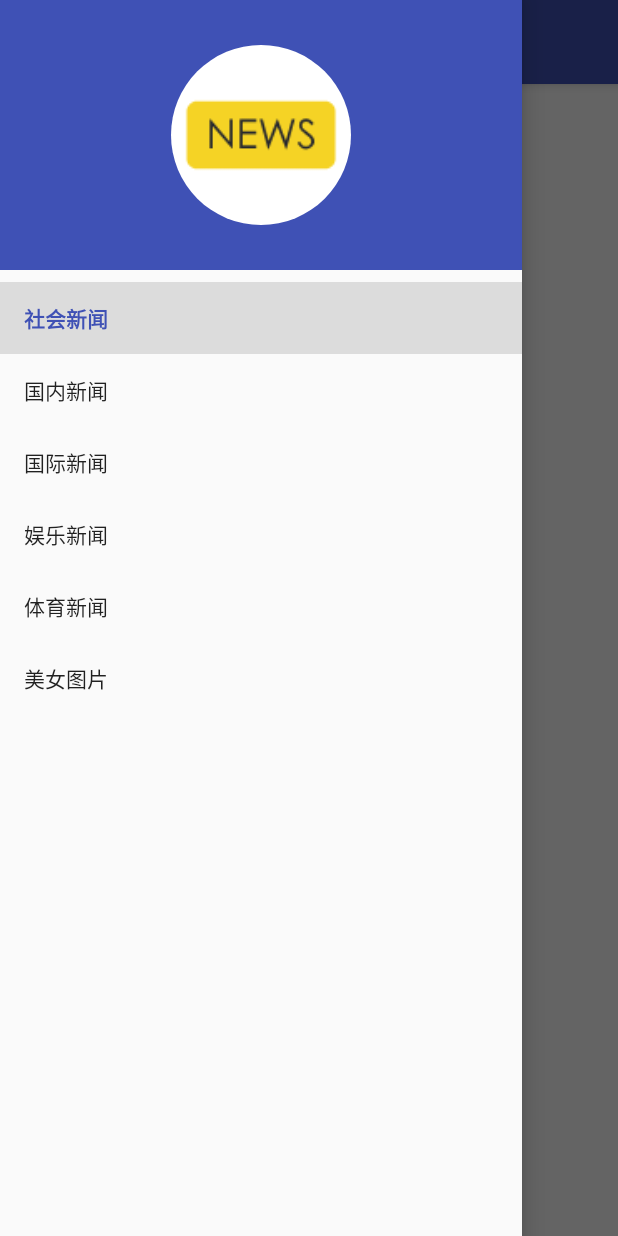
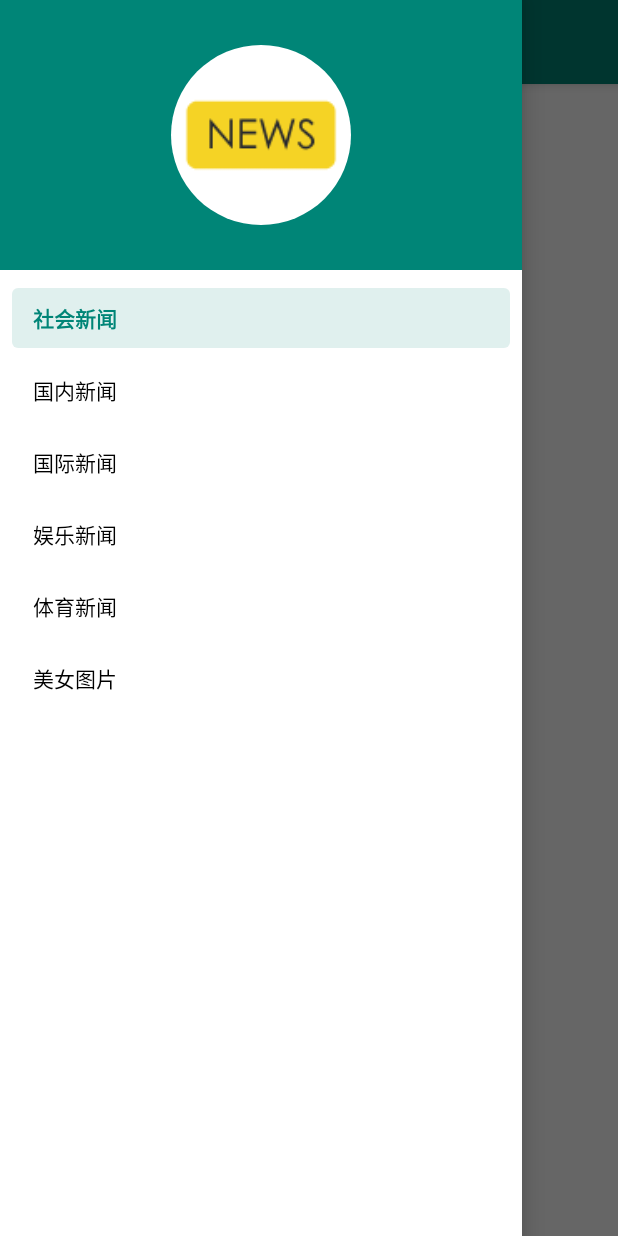
Before and after one commit to Mr-Cai/News, an Android app: the screen it shows after launch (MainActivity), with the side drawer open, on a phone screen of 412 x 824 dp. Run offline under Robolectric (Android 15) with nearby library versions, the light colour scheme and no system bars; our stand-ins replace CircleImageView; pictures from the network do not load.

Commit message:
代码结构优化1.0.2

```diff
--- a/app/src/main/java/com/news/MainActivity.kt
+++ b/app/src/main/java/com/news/MainActivity.kt
@@ -1,12 +1,10 @@
 package com.news
 
-import android.content.Intent
 import android.os.Bundle
 import android.view.MenuItem
-import android.view.View
-import android.widget.AdapterView
 import androidx.appcompat.app.AppCompatActivity
 import androidx.core.view.GravityCompat
+import androidx.recyclerview.widget.LinearLayoutManager
 import com.google.android.material.snackbar.Snackbar
 import com.google.gson.Gson
 import kotlinx.android.synthetic.main.activity_main.*
@@ -16,7 +14,7 @@ import java.util.*
 
 class MainActivity : AppCompatActivity() {
     private val titleList = ArrayList<Title>()
-    lateinit var adapter: TitleAdapter
+    lateinit var adapter: NewsAdapter
     override fun onCreate(savedInstanceState: Bundle?) {
         super.onCreate(savedInstanceState)
         setContentView(R.layout.activity_main)
@@ -26,17 +24,10 @@ class MainActivity : AppCompatActivity() {
         actionBar.setHomeAsUpIndicator(R.drawable.ic_menu)
         actionBar.setDisplayShowTitleEnabled(true)
         actionBar.title = ITEM_SOCIETY
-        adapter = TitleAdapter(this, R.layout.news_item, titleList)
-        listView!!.adapter = adapter
-        listView!!.onItemClickListener = object : AdapterView.OnItemClickListener {
-            var intent = Intent(this@MainActivity, ContentActivity::class.java)
-            override fun onItemClick(parent: AdapterView<*>, view: View, position: Int, id: Long) {
-                val title = titleList[position]
-                intent.putExtra("title", actionBar.title)
-                intent.putExtra("uri", title.uri)
-                startActivity(intent)
-            }
-        }
+        adapter = NewsAdapter(titleList)
+        newsRecycler!!.adapter = adapter
+        newsRecycler.layoutManager = LinearLayoutManager(this)
+
         navigationView.setCheckedItem(R.id.nav_society)
         navigationView.setNavigationItemSelectedListener { item ->
             when (item.itemId) {
@@ -73,21 +64,22 @@ class MainActivity : AppCompatActivity() {
         OkHttpClient().newCall(Request.Builder().url(response(itemName)).build())
                 .enqueue(object : Callback {
                     override fun onFailure(call: Call, e: IOException) {
-                        Snackbar.make(listView!!, e.toString(), 2000).show()
+                        Snackbar.make(newsRecycler, e.toString(), 2000).show()
                     }
 
                     override fun onResponse(call: Call, response: Response) {
-                        val responseText = response.body()!!.string()
-                        val newsList = Gson().fromJson(responseText, NewsList::class.java)
+                        val newsList = Gson().fromJson(response.body()!!.string(),
+                                NewsList::class.java)
                         titleList.clear()
                         for (news in newsList.newsList!!) {
-                            val title = Title(news.title!!, news.description!!, news.picUrl!!, news.url!!)
+                            val title = Title(news.title!!, news.description!!, news.ctime!!,
+                                    news.picUrl!!, news.url!!)
                             titleList.add(title)
                         }
                         runOnUiThread {
                             adapter.notifyDataSetChanged()
-                            listView!!.setSelection(0)
-                            refreshLayout!!.isRefreshing = false
+//                            listView.setSelection(0)
+                            refreshLayout.isRefreshing = false
                         }
                     }
                 })
@@ -108,7 +100,7 @@ class MainActivity : AppCompatActivity() {
         return address
     }
 
-    private fun parseString(text: String): String { //通过 actionbar.getTitle() 的参数，返回对应的 ItemName
+    private fun parseString(text: String): String { //通过 actionbar.getTitleTxT() 的参数，返回对应的 ItemName
         when (text) {
             ITEM_SOCIETY -> ITEM_SOCIETY
             ITEM_COUNTY -> ITEM_COUNTY
--- a/app/src/main/java/com/news/News.kt
+++ b/app/src/main/java/com/news/News.kt
@@ -1,7 +1,7 @@
 package com.news
 
 class News {
-    var time: String? = null
+    var ctime: String? = null
     var title: String? = null
     var description: String? = null
     var picUrl: String? = null
--- a/app/src/main/java/com/news/NewsList.kt
+++ b/app/src/main/java/com/news/NewsList.kt
@@ -4,7 +4,6 @@ import com.google.gson.annotations.SerializedName
 
 class NewsList {
     var code: Int = 0
-    var msg: String? = null
     @SerializedName("newslist")//json数组名需要序列化
     var newsList: List<News>? = null
 }
--- a/app/src/main/java/com/news/Title.kt
+++ b/app/src/main/java/com/news/Title.kt
@@ -1,3 +1,4 @@
 package com.news
 
-class Title(val title: String, val descr: String, val imageUrl: String, val uri: String)
+class Title(val title: String, val descr: String, val time: String,
+            val imageUrl: String, val uri: String)
--- a/app/src/main/res/layout/activity_main.xml
+++ b/app/src/main/res/layout/activity_main.xml
@@ -11,6 +11,7 @@
 
         <com.google.android.material.appbar.AppBarLayout
             android:layout_width="match_parent"
+            android:theme="@style/ThemeOverlay.AppCompat.Dark.ActionBar"
             android:layout_height="wrap_content">
 
             <androidx.appcompat.widget.Toolbar
@@ -18,8 +19,8 @@
                 android:layout_width="match_parent"
                 android:layout_height="?attr/actionBarSize"
                 android:background="@color/colorPrimary"
-                app:contentInsetStart="0dp"
-                app:titleTextColor="@color/color_White" />
+                app:popupTheme="@style/ThemeOverlay.AppCompat.Light"
+                app:contentInsetStart="0dp" />
 
 
         </com.google.android.material.appbar.AppBarLayout>
@@ -31,12 +32,10 @@
             android:layout_height="match_parent"
             app:layout_behavior="@string/appbar_scrolling_view_behavior">
 
-            <ListView
-                android:id="@+id/listView"
+            <androidx.recyclerview.widget.RecyclerView
+                android:id="@+id/newsRecycler"
                 android:layout_width="match_parent"
-                android:layout_height="match_parent"
-                android:divider="@color/color_Background"
-                android:dividerHeight="1dp" />
+                android:layout_height="match_parent" />
         </androidx.swiperefreshlayout.widget.SwipeRefreshLayout>
     </androidx.coordinatorlayout.widget.CoordinatorLayout>
 
--- a/app/src/main/res/layout/nav_header.xml
+++ b/app/src/main/res/layout/nav_header.xml
@@ -17,6 +17,6 @@
         android:layout_width="wrap_content"
         android:layout_height="wrap_content"
         android:layout_alignParentBottom="true"
-        android:textColor="@color/color_White"
+        android:textColor="@android:color/white"
         android:textSize="14sp" />
 </RelativeLayout>
--- a/app/src/main/res/values/colors.xml
+++ b/app/src/main/res/values/colors.xml
@@ -1,12 +1,6 @@
 <?xml version="1.0" encoding="utf-8"?>
 <resources>
-    <color name="colorPrimary">#3F51B5</color>
-    <color name="colorPrimaryDark">#303F9F</color>
-    <color name="colorAccent">#FF4081</color>
-    <color name="color_Lucency">#00000000</color>
-    <color name="color_White">#FFFFFF</color>
-    <color name="color_Background">#F5F5F5</color>
-    <color name="color_MinorTextColor">#FF888888</color>
-    <color name="color_MainTextColor">#000000</color>
-    <color name="thinkblue">#99CCFF</color>
+    <color name="colorPrimary">#008577</color>
+    <color name="colorPrimaryDark">#00574B</color>
+    <color name="colorAccent">#D81B60</color>
 </resources>
--- a/app/src/main/res/values/styles.xml
+++ b/app/src/main/res/values/styles.xml
@@ -1,10 +1,10 @@
 <resources>
 
-    <!-- Base application theme. -->
-    <style name="AppTheme" parent="Theme.AppCompat.Light.NoActionBar">
-        <!-- Customize your theme here. -->
+    <!--默认主题-->
+    <style name="AppTheme" parent="Theme.MaterialComponents.Light.NoActionBar">
+        <!--自定义风格选项-->
         <item name="colorPrimary">@color/colorPrimary</item>
-        <item name="colorPrimaryDark">@color/colorPrimary</item>
+        <item name="colorPrimaryDark">@color/colorPrimaryDark</item>
         <item name="colorAccent">@color/colorAccent</item>
     </style>
 
```
Also changed, not shown: app/src/main/java/com/news/ContentActivity.kt (+7 -23 lines), app/src/main/java/com/news/NewsAdapter.kt (+15 -7 lines), app/src/main/java/com/news/TitleAdapter.kt (deleted, +0 -49 lines), app/src/main/res/layout/activity_content.xml (+3 -5 lines), app/src/main/res/layout/news_item.xml (+4 -5 lines).
